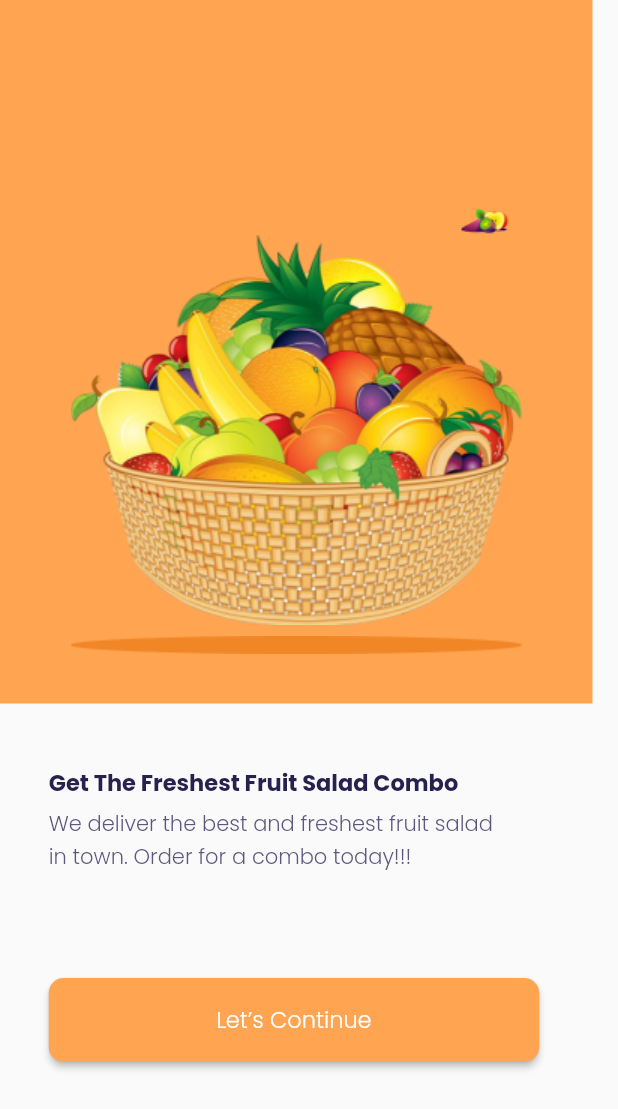
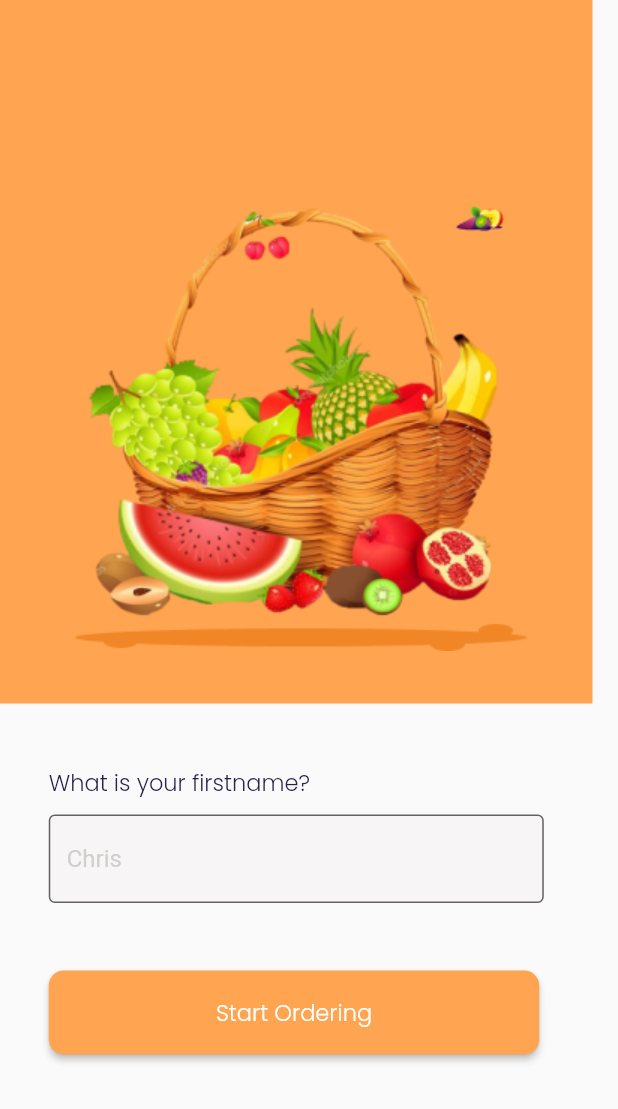
Before and after one commit to CristinaKulczynski/SecondFlutterCompassChallenge, a Flutter app: the screen it shows after launch, after a tap on "Let’s Continue", on a phone screen of 412 x 824 dp. Shown: the top 1109 px of the screen. Run offline on Flutter 3.47's test engine with Material 2 defaults, Android fonts, the phone set to English and light mode, and no system bars.

Commit message:
Colocando imagem da tela authentication, fazendo o botão e TextFormFild.

```diff
--- a/lib/main.dart
+++ b/lib/main.dart
@@ -9,7 +9,7 @@ class MyApp extends StatelessWidget {
   @override
   Widget build(BuildContext context) {
     return const MaterialApp(
-      home: SplashScreen(),
+      home: Scaffold(body: SplashScreen()),
     );
   }
 }
--- /dev/null
+++ b/lib/screens/authentication.dart
@@ -0,0 +1,106 @@
+import 'package:desafio_sprint_dois/screens/home_sreen_one.dart';
+import 'package:flutter/material.dart';
+
+class Authentication extends StatefulWidget{
+  const Authentication({Key? key}) : super(key: key);
+
+  @override
+  State<Authentication> createState() => _AuthenticationState();
+}
+
+class _AuthenticationState extends State<Authentication> {
+
+  TextEditingController nameController = TextEditingController();
+
+  @override
+  Widget build(BuildContext context) {
+    return Scaffold(
+      body: SingleChildScrollView(
+        child: Column(
+          children: [
+            Container(
+              height: 469, // Altura
+              width: 395, // Largura
+              color: const Color.fromRGBO(255, 164, 81, 1),
+              child: Column(
+                mainAxisAlignment: MainAxisAlignment.end,
+                children: [
+                  Image.asset('assets/images/fruit_authentication.png'),
+                  const SizedBox(
+                    height: 35,
+                  ),
+                ],
+              ),
+            ),
+            const SizedBox(
+              height: 41,
+            ),
+            SizedBox(
+              width: 330, // Largura
+              child: Column(
+                crossAxisAlignment: CrossAxisAlignment.start,
+                children: [
+                  const Text(
+                    'What is your firstname?',
+                    style: TextStyle(
+                      fontSize: 15,
+                      fontFamily: 'Poppins',
+                      fontWeight: FontWeight.w500,
+                      color: Color.fromRGBO(39, 33, 77, 1),
+                    ),
+                  ),
+                  const SizedBox(
+                    height: 10,
+                  ),
+                  TextFormField(
+                    controller: nameController,
+                    decoration: const InputDecoration(
+                      hintStyle: TextStyle(color: Color.fromRGBO(194, 189, 189, 0.7),),
+                      border: OutlineInputBorder(),
+                      hintText: 'Chris',
+                      fillColor: Color.fromRGBO(247, 245, 245, 1),
+                      filled: true,
+                    ),
+                  ),
+                  const SizedBox(
+                    height: 45,
+                  ),
+                  ElevatedButton(
+                    onPressed: () {
+                      Navigator.push(
+                      context,
+                      MaterialPageRoute(
+                        builder: (context) => const HomeScreenOne(),
+                      ),
+                    );},
+                    style: ButtonStyle(
+                      backgroundColor: MaterialStateProperty.all(
+                        const Color.fromRGBO(255, 164, 81, 1),
+                      ),
+                      fixedSize: MaterialStateProperty.all(
+                        const Size(327, 56),
+                      ),
+                      shape: MaterialStateProperty.all(
+                        RoundedRectangleBorder(
+                          borderRadius: BorderRadius.circular(10),
+                        ),
+                      ),
+                    ),
+                    child: const Text(
+                      'Start Ordering',
+                      style: TextStyle(
+                        fontSize: 15,
+                        fontFamily: 'Poppins',
+                        color: Colors.white,
+                      ),
+                    ),
+                  ),
+                ],
+              ),
+            ),
+          ],
+        ),
+      ),
+    );
+  }
+}
--- /dev/null
+++ b/lib/screens/home_sreen_one.dart
@@ -0,0 +1,17 @@
+
+
+import 'package:flutter/material.dart';
+
+class HomeScreenOne extends StatefulWidget {
+  const HomeScreenOne({Key? key}) : super(key: key);
+
+  @override
+  State<HomeScreenOne> createState() => _HomeScreenOneState();
+}
+
+class _HomeScreenOneState extends State<HomeScreenOne> {
+  @override
+  Widget build(BuildContext context) {
+    return Container();
+  }
+}
--- a/lib/screens/splash_screen.dart
+++ b/lib/screens/splash_screen.dart
@@ -16,7 +16,7 @@ class _SplashScreenState extends State<SplashScreen> {
     super.initState();
     SystemChrome.setEnabledSystemUIMode(SystemUiMode.manual, overlays: [SystemUiOverlay.top]);
     Future
-        .delayed(const Duration(seconds: 5))
+        .delayed(const Duration(seconds: 2))
         .then((_) {
       Navigator.pushReplacement(context,
           MaterialPageRoute(builder: (context) => const WelcomeScreen()));
--- a/lib/screens/welcome_screen.dart
+++ b/lib/screens/welcome_screen.dart
@@ -1,6 +1,7 @@
+import 'package:desafio_sprint_dois/screens/authentication.dart';
 import 'package:flutter/material.dart';
 
-class WelcomeScreen extends StatefulWidget {
+class WelcomeScreen extends StatefulWidget{
   const WelcomeScreen({Key? key}) : super(key: key);
 
   @override
@@ -72,7 +73,14 @@ class _WelcomeScreenState extends State<WelcomeScreen> {
                   height: 70,
                 ),
                 ElevatedButton(
-                  onPressed: () {},
+                  onPressed: () {
+                    Navigator.push(
+                      context,
+                      MaterialPageRoute(
+                        builder: (context) => const Authentication(),
+                      ),
+                    );
+                  },
                   style: ButtonStyle(
                     backgroundColor: MaterialStateProperty.all(
                       const Color.fromRGBO(255, 164, 81, 1),
```
Also changed, not shown: assets/images/fruit_authentication.png (added).
